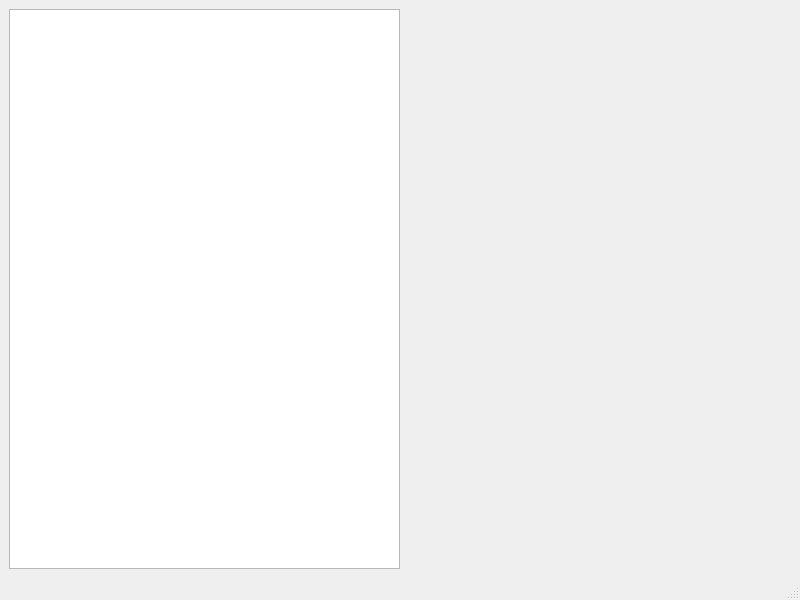
ErdKoc/PDF-Editor, file mainwindow.ui: the form before one commit.
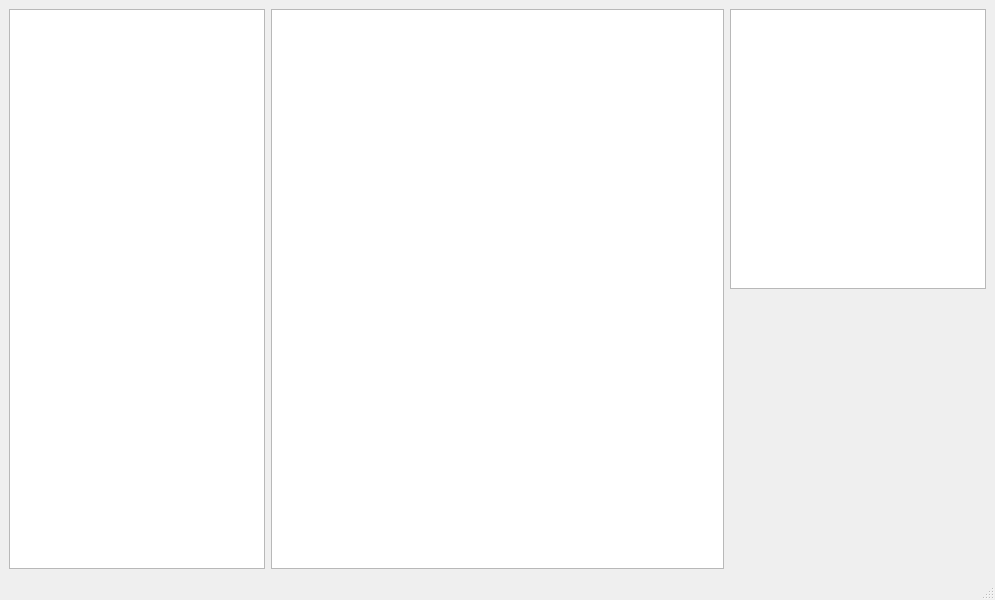
The form after the commit.

Commit message:
feat: Formating functions and slots adaptation
- Formated slots regarding the forseen needs
- Added formater functions for ListWidgetItems
- Added membervariables
- New ListWidget for viewed documents
- Name changes to ListWidgets

```diff
--- a/mainwindow.ui
+++ b/mainwindow.ui
@@ -6,7 +6,7 @@
    <rect>
     <x>0</x>
     <y>0</y>
-    <width>800</width>
+    <width>995</width>
     <height>600</height>
    </rect>
   </property>
@@ -16,7 +16,13 @@
   <widget class="QWidget" name="centralwidget">
    <layout class="QGridLayout" name="gridLayout">
     <item row="0" column="0">
-     <widget class="QListWidget" name="listWidget">
+     <widget class="QListWidget" name="dirContentListWidget">
+      <property name="sizePolicy">
+       <sizepolicy hsizetype="Minimum" vsizetype="Expanding">
+        <horstretch>0</horstretch>
+        <verstretch>0</verstretch>
+       </sizepolicy>
+      </property>
       <property name="font">
        <font>
         <pointsize>12</pointsize>
@@ -25,19 +31,36 @@
      </widget>
     </item>
     <item row="0" column="1">
-     <spacer name="horizontalSpacer">
+     <widget class="QGraphicsView" name="graphicsView"/>
+    </item>
+    <item row="0" column="2">
+     <layout class="QVBoxLayout" name="verticalLayout">
+      <item>
+       <widget class="QListWidget" name="viewedDocListWidget">
+        <property name="sizePolicy">
+         <sizepolicy hsizetype="Minimum" vsizetype="Expanding">
+          <horstretch>0</horstretch>
+          <verstretch>0</verstretch>
+         </sizepolicy>
+        </property>
+       </widget>
+      </item>
+      <item>
+       <spacer name="verticalSpacer">
       <property name="orientation">
-       <enum>Qt::Orientation::Horizontal</enum>
+         <enum>Qt::Orientation::Vertical</enum>
       </property>
       <property name="sizeHint" stdset="0">
        <size>
-        <width>385</width>
-        <height>20</height>
+          <width>20</width>
+          <height>40</height>
        </size>
       </property>
      </spacer>
     </item>
    </layout>
+    </item>
+   </layout>
   </widget>
   <widget class="QMenuBar" name="menubar">
    <property name="geometry">
```
Left out of the diff: 2 changed lines with no effect on the pictures. Lines whose indentation alone changed are shown as unchanged. The commit also changes 2 other files.
